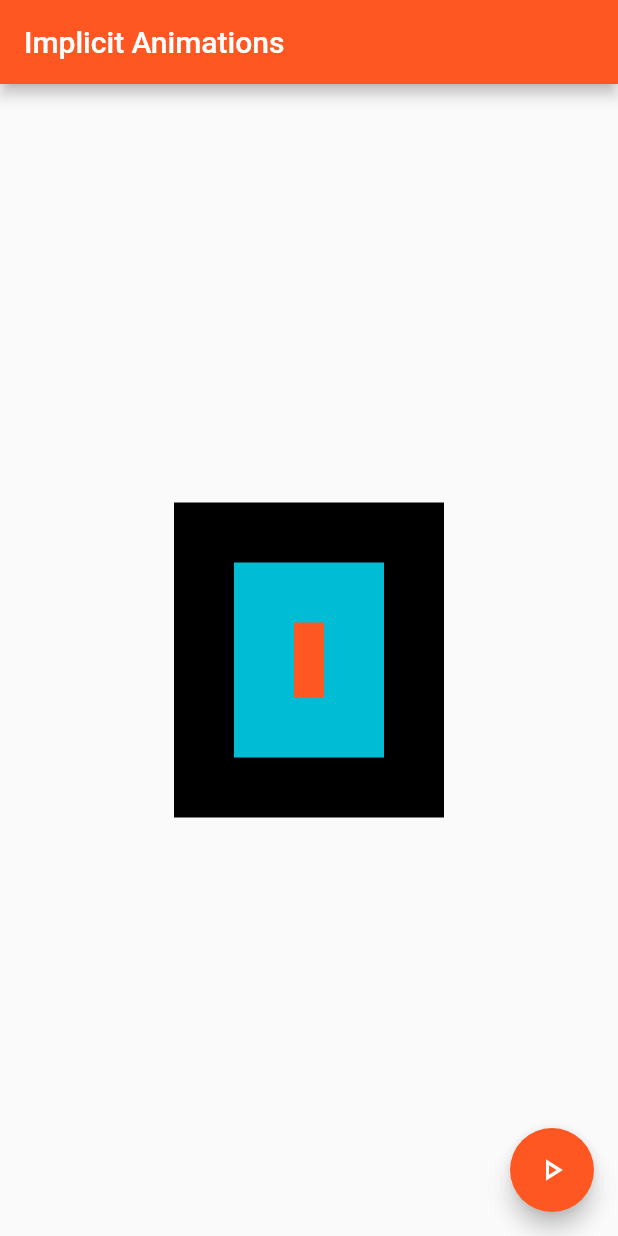
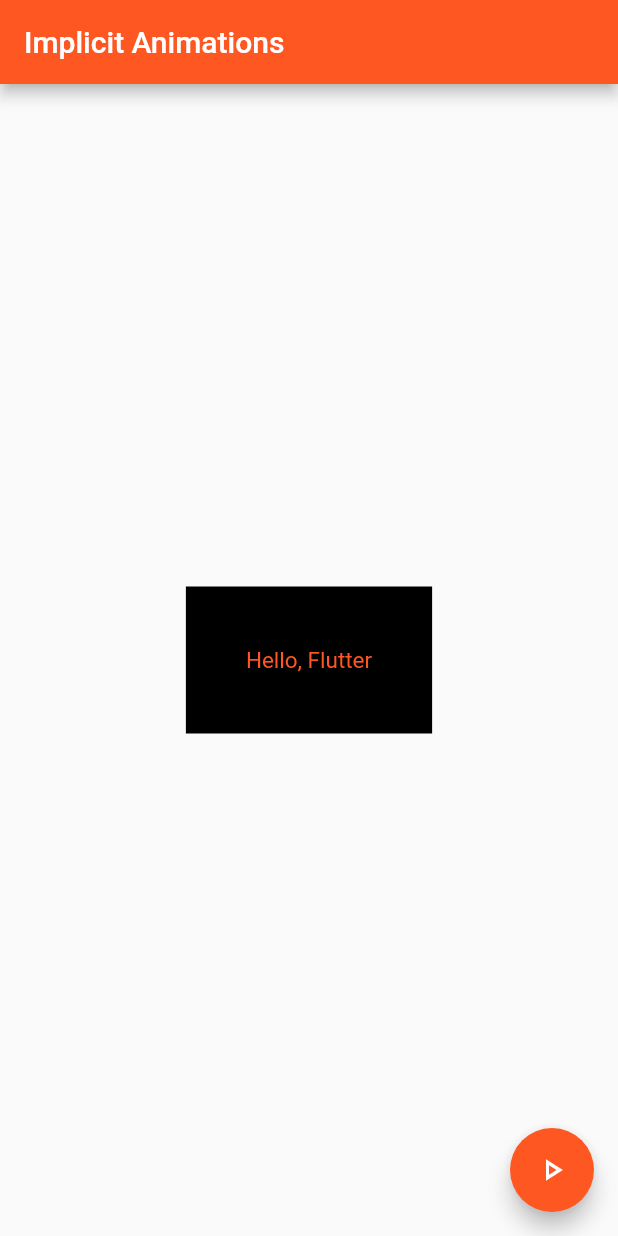
Before and after one commit to 1SanSey/flutter_implicit_animations, a Flutter app: the screen it shows after launch, on a phone screen of 412 x 824 dp. Run offline on Flutter 3.47's test engine with Material 2 defaults, Android fonts, the phone set to English and light mode, and no system bars.

Commit message:
AnimatedDefaultTextStyle Example

```diff
--- a/lib/main.dart
+++ b/lib/main.dart
@@ -37,7 +37,8 @@ class _ExampleWidgetState extends State<ExampleWidget> {
       appBar: AppBar(
         title: const Text('Implicit Animations'),
       ),
-      body: Center(
+      body: SafeArea(
+        child: Center(
           child: Container(
             color: Colors.black,
             padding: const EdgeInsets.all(40),
@@ -46,8 +47,10 @@ class _ExampleWidgetState extends State<ExampleWidget> {
               mainAxisAlignment: MainAxisAlignment.center,
               children: <Widget>[
                 //ContainerExample(toggle: toggle),
-              AnimatedContainerExample(toggle: toggle),
+                //AnimatedContainerExample(toggle: toggle),
+                AnimatedDefaultTextStyleExample(toggle: toggle),
               ],
+            ),
           ),
         ),
       ),
@@ -105,3 +108,22 @@ class AnimatedContainerExample extends StatelessWidget {
     );
   }
 }
+
+class AnimatedDefaultTextStyleExample extends StatelessWidget {
+  const AnimatedDefaultTextStyleExample({super.key, required this.toggle});
+  final bool toggle;
+  static const styleOne = TextStyle(fontSize: 15, color: Colors.deepOrange);
+  static const styleTwo = TextStyle(fontSize: 30, color: Colors.lightGreen);
+
+  @override
+  Widget build(BuildContext context) {
+    return Container(
+      color: Colors.black,
+      child: AnimatedDefaultTextStyle(
+        duration: duration,
+        style: toggle ? styleOne : styleTwo,
+        child: const Text('Hello, Flutter'),
+      ),
+    );
+  }
+}
```
Lines whose indentation alone changed are shown as unchanged.
